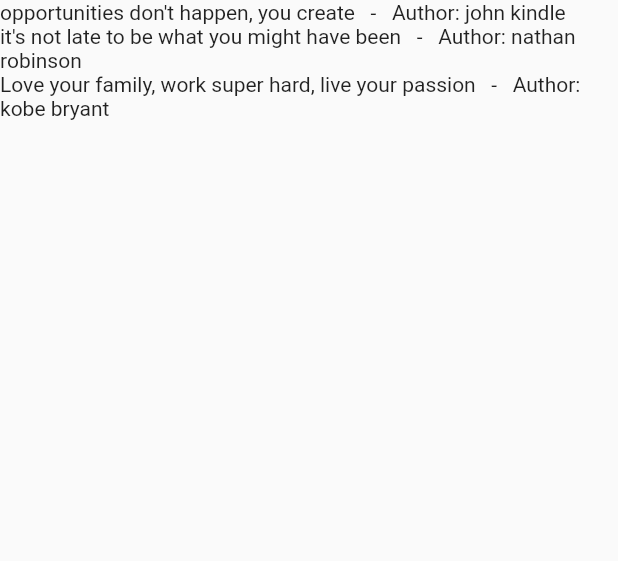
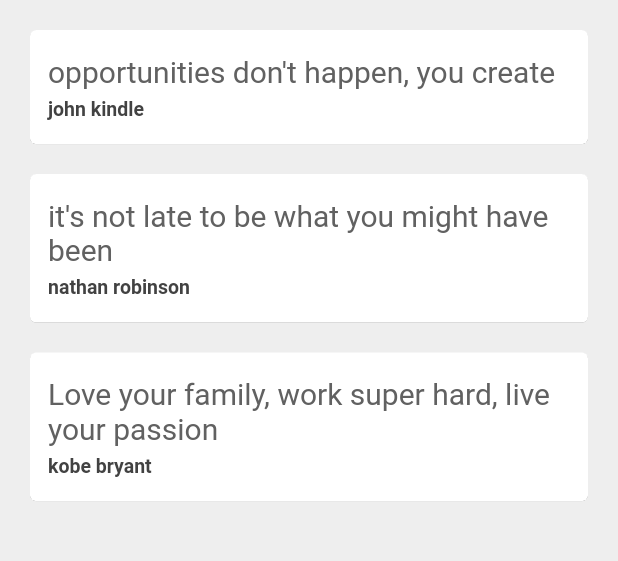
Before and after one commit to danielchukwu/quotes-app-flutter, a Flutter app: the screen it shows after launch, on a phone screen of 412 x 824 dp, the part 84-645 px from its top. Run offline on Flutter 3.47's test engine with Material 2 defaults, Android fonts, the phone set to English and light mode, and no system bars.

Commit message:
Create quote card template function

```diff
--- a/lib/main.dart
+++ b/lib/main.dart
@@ -22,9 +22,42 @@ class _QuoteListState extends State<QuoteList> {
     Quote('kobe bryant', 'Love your family, work super hard, live your passion')
   ];
 
+  Widget quoteCard(quote) {
+    return Card(
+      // color: Colors.grey[100],
+      elevation: 0.1,
+      margin: const EdgeInsets.fromLTRB(20, 20, 20, 0),
+      child: Padding(
+        padding: const EdgeInsets.symmetric(horizontal: 12.0, vertical: 16.0),
+        child: Column(
+          crossAxisAlignment: CrossAxisAlignment.stretch,
+          children: [
+            Text(
+              quote.text,
+              style: TextStyle(
+                fontSize: 20,
+                color: Colors.grey[700],
+              ),
+            ),
+            const SizedBox(height: 6),
+            Text(
+              quote.author,
+              style: TextStyle(
+                fontSize: 13,
+                color: Colors.grey[800],
+                fontWeight: FontWeight.bold,
+              ),
+            ),
+          ],
+        ),
+      ),
+    );
+  }
+
   @override
   Widget build(BuildContext context) {
     return Scaffold(
+        backgroundColor: Colors.grey[200],
         // HEADER
         appBar: AppBar(
           title: const Text(
@@ -39,10 +72,7 @@ class _QuoteListState extends State<QuoteList> {
         // BODY
         body: Column(
           crossAxisAlignment: CrossAxisAlignment.start,
-          children: quotes
-              .map((quote) =>
-                  Text('${quote.text}   -   Author: ${quote.author}'))
-              .toList(),
+          children: quotes.map((quote) => quoteCard(quote)).toList(),
         ));
   }
 }
```
